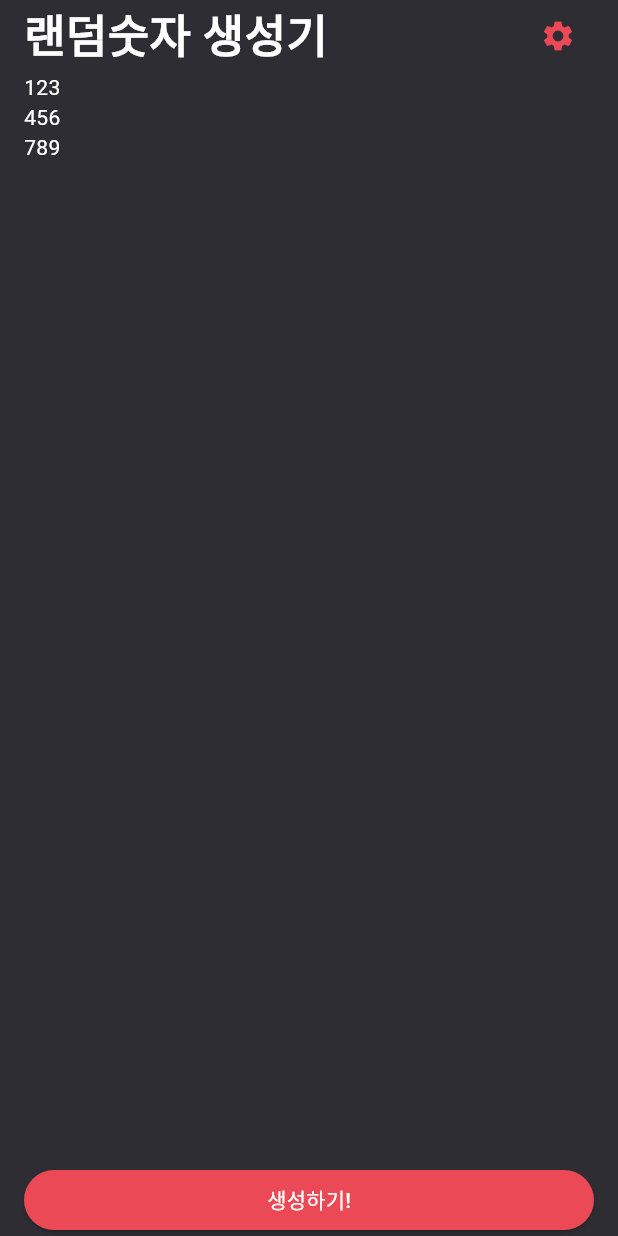
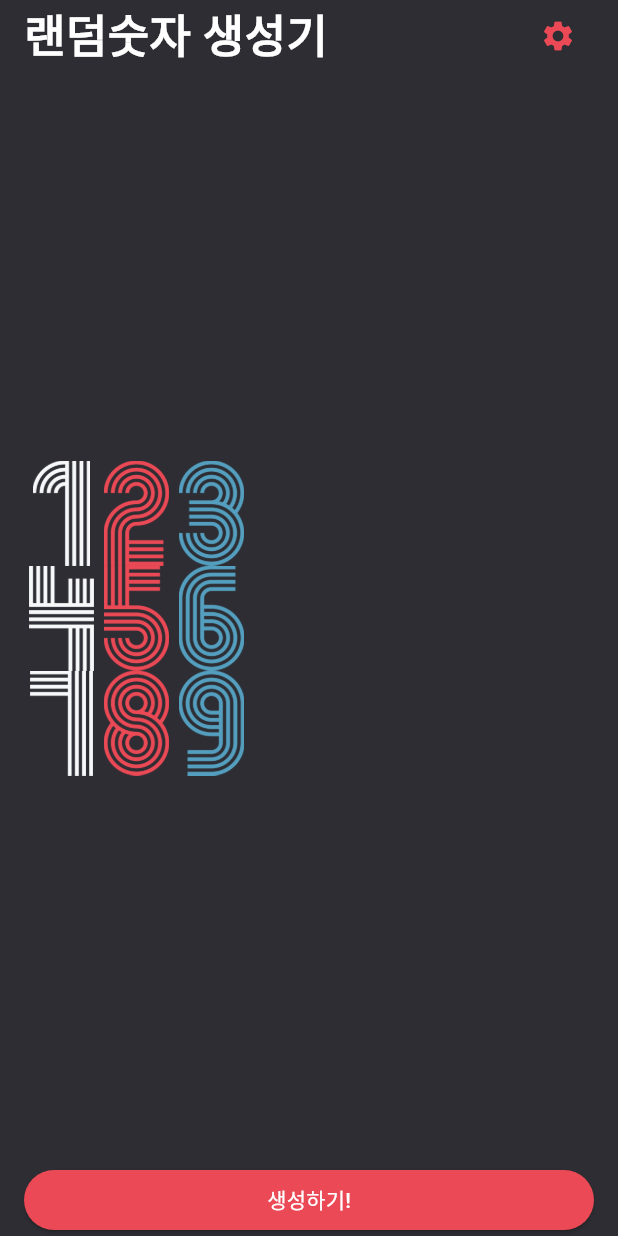
Before and after one commit to Yochan1101/random_number_generator, a Flutter app: the screen it shows after launch, on a phone screen of 412 x 824 dp. Run offline on Flutter 3.47's test engine with Material 3 defaults, Android fonts, the phone set to English and light mode, and no system bars.

Commit message:
feat: Text 위젯 -> Image 위젯으로 변경후 화면에 숫자 보여주기

```diff
--- a/lib/screen/home_screen.dart
+++ b/lib/screen/home_screen.dart
@@ -61,6 +61,7 @@ class _Body extends StatelessWidget {
   Widget build(BuildContext context) {
     return Expanded(
         child: Column(
+      mainAxisAlignment: MainAxisAlignment.center,
       children: [
         [1, 2, 3],
         [4, 5, 6],
@@ -68,10 +69,13 @@ class _Body extends StatelessWidget {
       ]
           .map((e) => Row(
                 children: e
-                    .map((num) => Text(
-                          num.toString(),
-                          style: TextStyle(color: Colors.white),
-                        ))
+                    .map(
+                      (num) => Image.asset(
+                        'asset/img/$num.png',
+                        width: 50,
+                        height: 70,
+                      ),
+                    )
                     .toList(),
               ))
           .toList(),
```
